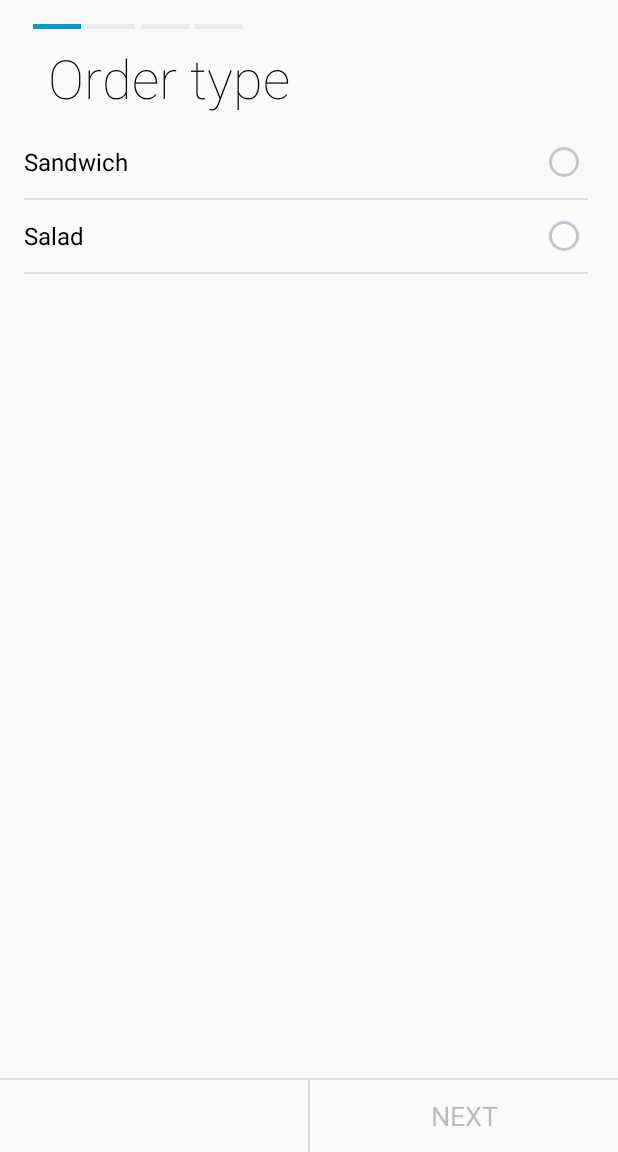
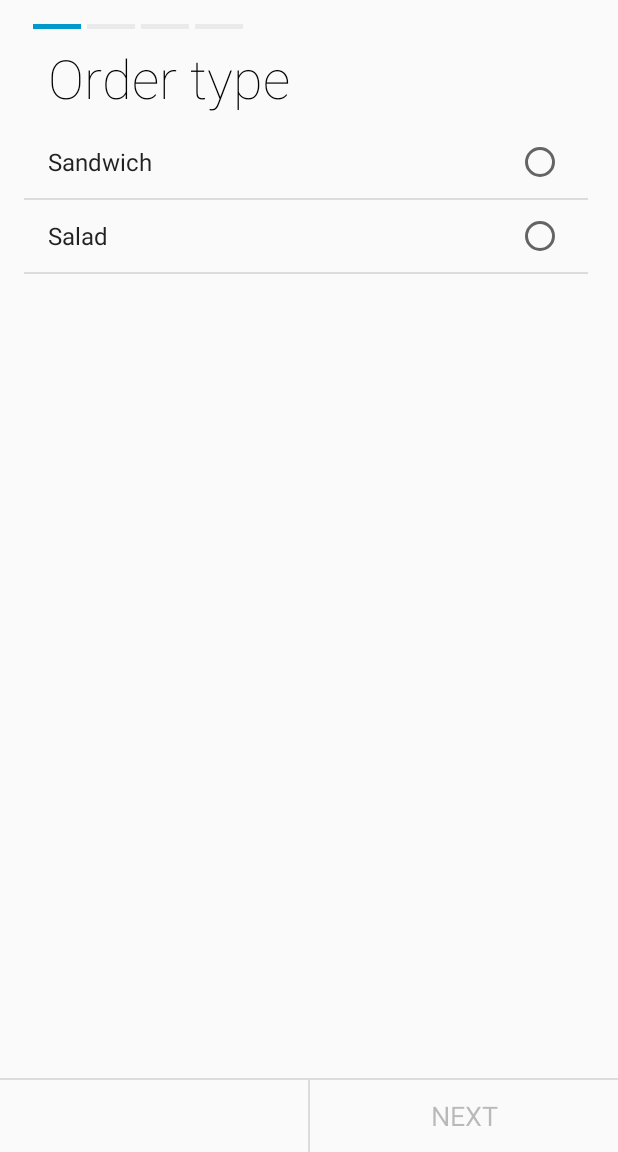
Before and after one commit to 300Ech/EcWizard, an Android app: the screen it shows after launch (MainActivity), on a phone screen of 412 x 824 dp, the part 84-1236 px from its top. Run offline under Robolectric (Android 15) with nearby library versions, the phone set to English and light mode, and no system bars; pictures from the network do not load.

Commit message:
Corregido fragment dialog

```diff
--- a/app/src/main/java/com/evertschavez/ecwizardexample/MainActivity.java
+++ b/app/src/main/java/com/evertschavez/ecwizardexample/MainActivity.java
@@ -92,19 +92,7 @@ public class MainActivity extends AppCompatActivity implements
             @Override
             public void onClick(View view) {
                 if (mPager.getCurrentItem() == mCurrentPageSequence.size()) {
-                    DialogFragment dg = new DialogFragment() {
-                        @Override
-                        public Dialog onCreateDialog(Bundle savedInstanceState) {
-                            return new AlertDialog.Builder(getActivity())
-                                    .setMessage(R.string.submit_confirm_message)
-                                    .setPositiveButton(
-                                            R.string.submit_confirm_button,
-                                            null)
-                                    .setNegativeButton(android.R.string.cancel,
-                                            null).create();
-                        }
-                    };
-                    dg.show(getSupportFragmentManager(), "place_order_dialog");
+                    new SimpleDialog().show(getSupportFragmentManager(), "TAG");
                 } else {
                     if (mEditingAfterReview) {
                         mPager.setCurrentItem(mPagerAdapter.getCount() - 1);
@@ -223,6 +211,17 @@ public class MainActivity extends AppCompatActivity implements
         return false;
     }
 
+    public static class SimpleDialog extends DialogFragment {
+
+        @Override
+        public Dialog onCreateDialog(Bundle savedInstanceState) {
+            return new AlertDialog.Builder(getActivity())
+                    .setMessage(R.string.submit_confirm_message).setPositiveButton(R.string.submit_confirm_button, null)
+                    .setNegativeButton(android.R.string.cancel, null).create();
+        }
+
+    }
+
     public class MyPagerAdapter extends FragmentStatePagerAdapter {
         private int mCutOffPage;
         private Fragment mPrimaryItem;
--- a/app/src/main/java/com/evertschavez/ecwizardexample/SandwichWizardModel.java
+++ b/app/src/main/java/com/evertschavez/ecwizardexample/SandwichWizardModel.java
@@ -10,7 +10,6 @@ import com.evertschavez.ecwizardlibrary.model.NumberPage;
 import com.evertschavez.ecwizardlibrary.model.PageList;
 import com.evertschavez.ecwizardlibrary.model.SingleFixedChoicePage;
 import com.evertschavez.ecwizardlibrary.model.TextPage;
-import com.evertschavez.ecwizardlibrary.model.WizardChoice;
 
 public class SandwichWizardModel extends AbstractWizardModel {
     public SandwichWizardModel(Context context) {
@@ -19,72 +18,46 @@ public class SandwichWizardModel extends AbstractWizardModel {
 
     @Override
     protected PageList onNewRootPageList() {
-        return new PageList(
-                new BranchPage(this, "Order type")
+        return new PageList(new BranchPage(this, "Order type").addBranch(
+                "Sandwich",
+                new SingleFixedChoicePage(this, "Bread").setChoices("White",
+                        "Wheat", "Rye", "Pretzel", "Ciabatta")
+                        .setRequired(true),
+
+                new MultipleFixedChoicePage(this, "Meats").setChoices(
+                        "Pepperoni", "Turkey", "Ham", "Pastrami", "Roast Beef",
+                        "Bologna"),
+
+                new MultipleFixedChoicePage(this, "Veggies").setChoices(
+                        "Tomatoes", "Lettuce", "Onions", "Pickles",
+                        "Cucumbers", "Peppers"),
+
+                new MultipleFixedChoicePage(this, "Cheeses").setChoices(
+                        "Swiss", "American", "Pepperjack", "Muenster",
+                        "Provolone", "White American", "Cheddar", "Bleu"),
+
+                new BranchPage(this, "Toasted?")
                         .addBranch(
-                                new WizardChoice("Sandwich","Sandwich_KEY"),
-                                new SingleFixedChoicePage(this, "Bread")
-                                        .setChoices(
-                                                new WizardChoice("White", "White"),
-                                                new WizardChoice("Wheat", "Wheat_KEY"),
-                                                new WizardChoice("Rye","Rye_KEY"),
-                                                new WizardChoice("Pretzel","Pretzel_KEY"),
-                                                new WizardChoice("Ciabatta","Ciabatta_KEY"))
-                                        .setRequired(true),
-                                new MultipleFixedChoicePage(this, "Meats")
-                                        .setChoices(
-                                                new WizardChoice("Pepperoni","Pepperoni_KEY"),
-                                                new WizardChoice("Turkey","Turkey_KEY"),
-                                                new WizardChoice("Ham","Ham_KEY"),
-                                                new WizardChoice("Pastrami","Pastrami_KEY"),
-                                                new WizardChoice("Roast Beef","Roast Beef_KEY"),
-                                                new WizardChoice("Bologna","Bologna_KEY")),
-                                new MultipleFixedChoicePage(this, "Veggies")
-                                        .setChoices(
-                                                new WizardChoice("Tomatoes","Tomatoes_KEY"),
-                                                new WizardChoice("Lettuce","Lettuce_KEY"),
-                                                new WizardChoice("Onions","Onions_KEY"),
-                                                new WizardChoice("Pickles","Pickles_KEY"),
-                                                new WizardChoice("Cucumbers","Peppers_KEY"),
-                                                new WizardChoice("Peppers","Peppers_KEY")),
-                                new MultipleFixedChoicePage(this, "Cheeses")
-                                        .setChoices(
-                                                new WizardChoice("Swiss","Swiss_KEY"),
-                                                new WizardChoice("American","American_KEY"),
-                                                new WizardChoice("Pepperjack","Pepperjack_KEY"),
-                                                new WizardChoice("Muenster","Muenster_KEY"),
-                                                new WizardChoice("Provolone","Provolone_KEY"),
-                                                new WizardChoice("White American","White American_KEY"),
-                                                new WizardChoice("Cheddar","Cheddar_KEY"),
-                                                new WizardChoice("Bleu","Bleu_KEY")),
-                                new BranchPage(this, "Toasted?")
-                                        .addBranch(
-                                                new WizardChoice("Yes", "Yes_KEY"),
-                                                new SingleFixedChoicePage(this, "Toast time_KEY")
-                                                        .setChoices(new WizardChoice("30 seconds", "30 seconds_KEY"),
-                                                                new WizardChoice("1 minute", "1 minute_KEY"),
-                                                                new WizardChoice("2 minutes","2 minutes_KEY")))
-                                        .addBranch(new WizardChoice("No","No_KEY"))
-                                        .setValue("No"))
-                        .addBranch(
-                                new WizardChoice("Salad","Salad_KEY"),
-                                new SingleFixedChoicePage(this, "Salad type_KEY")
-                                        .setChoices(
-                                                new WizardChoice("Greek","Greek_KEY"),
-                                                new WizardChoice("Caesar","Caesar_KEY"))
-                                        .setRequired(true),
-                                new SingleFixedChoicePage(this, "Dressing")
-                                        .setChoices(
-                                                new WizardChoice("No dressing","No dressing_KEY"),
-                                                new WizardChoice("Balsamic","Balsamic_KEY"),
-                                                new WizardChoice("Oil & vinegar","Oil & vinegar_KEY"),
-                                                new WizardChoice("Thousand Island","Thousand Island_KEY"),
-                                                new WizardChoice("Italian","Italian"))
-                                        .setValue("No dressing_KEY"),
-                                new NumberPage(this, "How Many Salads?")
-                                        .setRequired(true))
-                        .setRequired(true),
-                new TextPage(this, "Comments").setRequired(true).setRequired(true),
+                                "Yes",
+                                new SingleFixedChoicePage(this, "Toast time")
+                                        .setChoices("30 seconds", "1 minute",
+                                                "2 minutes")).addBranch("No")
+                        .setValue("No"))
+
+                .addBranch(
+                        "Salad",
+                        new SingleFixedChoicePage(this, "Salad type").setChoices(
+                                "Greek", "Caesar").setRequired(true),
+
+                        new SingleFixedChoicePage(this, "Dressing").setChoices(
+                                "No dressing", "Balsamic", "Oil & vinegar",
+                                "Thousand Island", "Italian").setValue("No dressing"),
+                        new NumberPage(this, "How Many Salads?").setRequired(true))
+                .setRequired(true),
+                new TextPage(this, "Comments").setRequired(true)
+
+                        .setRequired(true).showInReview(false),
+
                 new CustomerInfoPage(this, "Your info").setRequired(true));
     }
 }
--- a/ecwizardlibrary/src/main/java/com/evertschavez/ecwizardlibrary/adapters/CustomAdapter.java
+++ /dev/null
@@ -1,66 +0,0 @@
-package com.evertschavez.ecwizardlibrary.adapters;
-
-
-import android.content.Context;
-import android.view.LayoutInflater;
-import android.view.View;
-import android.view.ViewGroup;
-import android.widget.ArrayAdapter;
-import android.widget.TextView;
-
-import com.evertschavez.ecwizardlibrary.R;
-import com.evertschavez.ecwizardlibrary.model.WizardChoice;
-
-import java.util.ArrayList;
-
-public class CustomAdapter extends ArrayAdapter<WizardChoice> {
-
-    private ArrayList<WizardChoice> dataSet;
-    Context mContext;
-
-    // View lookup cache
-    private static class ViewHolder {
-        TextView txtName;
-    }
-
-    public CustomAdapter(ArrayList<WizardChoice> data, Context context) {
-        super(context, R.layout.row_item, data);
-        this.dataSet = data;
-        this.mContext=context;
-
-    }
-
-    private int lastPosition = -1;
-
-    @Override
-    public View getView(int position, View convertView, ViewGroup parent) {
-        // Get the data item for this position
-        WizardChoice dataModel = getItem(position);
-        // Check if an existing view is being reused, otherwise inflate the view
-        ViewHolder viewHolder; // view lookup cache stored in tag
-
-        final View result;
-
-        if (convertView == null) {
-
-            viewHolder = new ViewHolder();
-            LayoutInflater inflater = LayoutInflater.from(getContext());
-            convertView = inflater.inflate(R.layout.row_item, parent, false);
-            viewHolder.txtName = (TextView) convertView.findViewById(android.R.id.text1);
-
-            result=convertView;
-
-            convertView.setTag(viewHolder);
-        } else {
-            viewHolder = (ViewHolder) convertView.getTag();
-            result=convertView;
-        }
-
-        lastPosition = position;
-
-        viewHolder.txtName.setText(dataModel.getTitle());
-
-        // Return the completed view to render on screen
-        return convertView;
-    }
-}
--- a/ecwizardlibrary/src/main/java/com/evertschavez/ecwizardlibrary/model/BranchPage.java
+++ b/ecwizardlibrary/src/main/java/com/evertschavez/ecwizardlibrary/model/BranchPage.java
@@ -55,26 +55,17 @@ public class BranchPage extends SingleFixedChoicePage {
     public void flattenCurrentPageSequence(ArrayList<Page> destination) {
         super.flattenCurrentPageSequence(destination);
         for (Branch branch : mBranches) {
-            if (branch.choice.getPageKey().equals(mData.getString(Page.SIMPLE_DATA_KEY))) {
+            if (branch.choice.equals(mData.getString(Page.SIMPLE_DATA_KEY))) {
                 branch.childPageList.flattenCurrentPageSequence(destination);
                 break;
             }
         }
     }
 
-    /*public BranchPage addBranch(String choice, Page... childPages) {
+    public BranchPage addBranch(String choice, Page... childPages) {
         PageList childPageList = new PageList(childPages);
         for (Page page : childPageList) {
             page.setParentKey(choice);
-        }
-        mBranches.add(new Branch(choice, childPageList));
-        return this;
-    }*/
-
-    public BranchPage addBranch(WizardChoice choice, Page... childPages) {
-        PageList childPageList = new PageList(childPages);
-        for (Page page : childPageList) {
-            page.setParentKey(choice.getPageKey());
         }
         mBranches.add(new Branch(choice, childPageList));
         return this;
@@ -85,7 +76,7 @@ public class BranchPage extends SingleFixedChoicePage {
         return SingleChoiceFragment.create(getKey());
     }
 
-    public WizardChoice getOptionAt(int position) {
+    public String getOptionAt(int position) {
         return mBranches.get(position).choice;
     }
 
@@ -95,8 +86,7 @@ public class BranchPage extends SingleFixedChoicePage {
 
     @Override
     public void getReviewItems(ArrayList<ReviewItem> dest) {
-        if (showInReview())
-            dest.add(new ReviewItem(getTitle(), mData.getString(SIMPLE_DATA_KEY), getKey()));
+        dest.add(new ReviewItem(getTitle(), mData.getString(SIMPLE_DATA_KEY), getKey()));
     }
 
     @Override
@@ -116,10 +106,10 @@ public class BranchPage extends SingleFixedChoicePage {
     }
 
     private static class Branch {
-        public WizardChoice choice;
+        public String choice;
         public PageList childPageList;
 
-        private Branch(WizardChoice choice, PageList childPageList) {
+        private Branch(String choice, PageList childPageList) {
             this.choice = choice;
             this.childPageList = childPageList;
         }
--- a/ecwizardlibrary/src/main/java/com/evertschavez/ecwizardlibrary/model/MultipleFixedChoicePage.java
+++ b/ecwizardlibrary/src/main/java/com/evertschavez/ecwizardlibrary/model/MultipleFixedChoicePage.java
@@ -37,6 +37,8 @@ public class MultipleFixedChoicePage extends SingleFixedChoicePage {
 
     @Override
     public void getReviewItems(ArrayList<ReviewItem> dest) {
+        if (!showInReview()) return;
+
         StringBuilder sb = new StringBuilder();
 
         ArrayList<String> selections = mData.getStringArrayList(SIMPLE_DATA_KEY);
--- a/ecwizardlibrary/src/main/java/com/evertschavez/ecwizardlibrary/model/SingleFixedChoicePage.java
+++ b/ecwizardlibrary/src/main/java/com/evertschavez/ecwizardlibrary/model/SingleFixedChoicePage.java
@@ -28,7 +28,7 @@ import com.evertschavez.ecwizardlibrary.ui.SingleChoiceFragment;
  * A page offering the user a number of mutually exclusive choices.
  */
 public class SingleFixedChoicePage extends Page {
-    protected ArrayList<WizardChoice> mChoices = new ArrayList<WizardChoice>();
+    protected ArrayList<String> mChoices = new ArrayList<String>();
 
     public SingleFixedChoicePage(ModelCallbacks callbacks, String title) {
         super(callbacks, title);
@@ -39,7 +39,7 @@ public class SingleFixedChoicePage extends Page {
         return SingleChoiceFragment.create(getKey());
     }
 
-    public WizardChoice getOptionAt(int position) {
+    public String getOptionAt(int position) {
         return mChoices.get(position);
     }
 
@@ -58,7 +58,7 @@ public class SingleFixedChoicePage extends Page {
         return !TextUtils.isEmpty(mData.getString(SIMPLE_DATA_KEY));
     }
 
-    public SingleFixedChoicePage setChoices(WizardChoice... choices) {
+    public SingleFixedChoicePage setChoices(String... choices) {
         mChoices.addAll(Arrays.asList(choices));
         return this;
     }
--- a/ecwizardlibrary/src/main/java/com/evertschavez/ecwizardlibrary/model/WizardChoice.java
+++ /dev/null
@@ -1,29 +0,0 @@
-package com.evertschavez.ecwizardlibrary.model;
-
-import android.os.Bundle;
-
-public class WizardChoice {
-    protected String mTitle;
-    protected String mPageKey;
-
-    public WizardChoice(String title, String pageKey) {
-        this.mTitle = title;
-        this.mPageKey = pageKey;
-    }
-
-    public String getTitle() {
-        return mTitle;
-    }
-
-    public void setTitle(String mTitle) {
-        this.mTitle = mTitle;
-    }
-
-    public String getPageKey() {
-        return mPageKey;
-    }
-
-    public void setPageKey(String mPageKey) {
-        this.mPageKey = mPageKey;
-    }
-}
--- a/ecwizardlibrary/src/main/java/com/evertschavez/ecwizardlibrary/ui/MultipleChoiceFragment.java
+++ b/ecwizardlibrary/src/main/java/com/evertschavez/ecwizardlibrary/ui/MultipleChoiceFragment.java
@@ -34,18 +34,15 @@ import android.widget.ListView;
 import android.widget.TextView;
 
 import com.evertschavez.ecwizardlibrary.R;
-import com.evertschavez.ecwizardlibrary.adapters.CustomAdapter;
 import com.evertschavez.ecwizardlibrary.model.MultipleFixedChoicePage;
 import com.evertschavez.ecwizardlibrary.model.Page;
-import com.evertschavez.ecwizardlibrary.model.WizardChoice;
 
 public class MultipleChoiceFragment extends ListFragment {
     private static final String ARG_KEY = "key";
 
-    private static CustomAdapter adapter;
     private PageFragmentCallbacks mCallbacks;
     private String mKey;
-    private ArrayList<WizardChoice> mChoices;
+    private List<String> mChoices;
     private Page mPage;
 
     public static MultipleChoiceFragment create(String key) {
@@ -69,7 +66,7 @@ public class MultipleChoiceFragment extends ListFragment {
         mPage = mCallbacks.onGetPage(mKey);
 
         MultipleFixedChoicePage fixedChoicePage = (MultipleFixedChoicePage) mPage;
-        mChoices = new ArrayList<WizardChoice>();
+        mChoices = new ArrayList<String>();
         for (int i = 0; i < fixedChoicePage.getOptionCount(); i++) {
             mChoices.add(fixedChoicePage.getOptionAt(i));
         }
@@ -79,18 +76,13 @@ public class MultipleChoiceFragment extends ListFragment {
     public View onCreateView(LayoutInflater inflater, ViewGroup container,
                              Bundle savedInstanceState) {
         View rootView = inflater.inflate(R.layout.fragment_page, container, false);
+        ((TextView) rootView.findViewById(android.R.id.title)).setText(mPage.getTitle());
 
-        TextView titleView = rootView.findViewById(android.R.id.title);
-        titleView.setText(mPage.getTitle());
-        titleView.setTextColor(getResources().getColor(R.color.title_color));
-
-        final ListView listView = rootView.findViewById(android.R.id.list);
-        adapter = new CustomAdapter(mChoices, getActivity().getApplicationContext());
-        listView.setAdapter(adapter);
-        /*setListAdapter(new ArrayAdapter<WizardChoice>(getActivity(),
+        final ListView listView = (ListView) rootView.findViewById(android.R.id.list);
+        setListAdapter(new ArrayAdapter<String>(getActivity(),
                 android.R.layout.simple_list_item_multiple_choice,
                 android.R.id.text1,
-                mChoices));*/
+                mChoices));
         listView.setChoiceMode(ListView.CHOICE_MODE_MULTIPLE);
 
         // Pre-select currently selected items.
@@ -106,7 +98,7 @@ public class MultipleChoiceFragment extends ListFragment {
                 Set<String> selectedSet = new HashSet<String>(selectedItems);
 
                 for (int i = 0; i < mChoices.size(); i++) {
-                    if (selectedSet.contains(mChoices.get(i).getPageKey())) {
+                    if (selectedSet.contains(mChoices.get(i))) {
                         listView.setItemChecked(i, true);
                     }
                 }
@@ -139,7 +131,7 @@ public class MultipleChoiceFragment extends ListFragment {
         ArrayList<String> selections = new ArrayList<String>();
         for (int i = 0; i < checkedPositions.size(); i++) {
             if (checkedPositions.valueAt(i)) {
-                selections.add(adapter.getItem(checkedPositions.keyAt(i)).getPageKey());
+                selections.add(getListAdapter().getItem(checkedPositions.keyAt(i)).toString());
             }
         }
 
--- a/ecwizardlibrary/src/main/java/com/evertschavez/ecwizardlibrary/ui/SingleChoiceFragment.java
+++ b/ecwizardlibrary/src/main/java/com/evertschavez/ecwizardlibrary/ui/SingleChoiceFragment.java
@@ -31,17 +31,14 @@ import android.widget.ListView;
 import android.widget.TextView;
 
 import com.evertschavez.ecwizardlibrary.R;
-import com.evertschavez.ecwizardlibrary.adapters.CustomAdapter;
 import com.evertschavez.ecwizardlibrary.model.Page;
 import com.evertschavez.ecwizardlibrary.model.SingleFixedChoicePage;
-import com.evertschavez.ecwizardlibrary.model.WizardChoice;
 
 public class SingleChoiceFragment extends ListFragment {
     private static final String ARG_KEY = "key";
 
-    private static CustomAdapter adapter;
     private PageFragmentCallbacks mCallbacks;
-    private ArrayList<WizardChoice> mChoices;
+    private List<String> mChoices;
     private String mKey;
     private Page mPage;
 
@@ -66,7 +63,7 @@ public class SingleChoiceFragment extends ListFragment {
         mPage = mCallbacks.onGetPage(mKey);
 
         SingleFixedChoicePage fixedChoicePage = (SingleFixedChoicePage) mPage;
-        mChoices = new ArrayList<WizardChoice>();
+        mChoices = new ArrayList<String>();
         for (int i = 0; i < fixedChoicePage.getOptionCount(); i++) {
             mChoices.add(fixedChoicePage.getOptionAt(i));
         }
@@ -82,12 +79,10 @@ public class SingleChoiceFragment extends ListFragment {
         titleView.setTextColor(getResources().getColor(R.color.title_color));
 
         final ListView listView = rootView.findViewById(android.R.id.list);
-        adapter = new CustomAdapter(mChoices, getActivity().getApplicationContext());
-        listView.setAdapter(adapter);
-        /*setListAdapter(new ArrayAdapter<>(getActivity(),
+        setListAdapter(new ArrayAdapter<>(getActivity(),
                 android.R.layout.simple_list_item_single_choice,
                 android.R.id.text1,
-                mChoices));*/
+                mChoices));
         listView.setChoiceMode(ListView.CHOICE_MODE_SINGLE);
 
         // Pre-select currently selected item.
@@ -96,7 +91,7 @@ public class SingleChoiceFragment extends ListFragment {
             public void run() {
                 String selection = mPage.getData().getString(Page.SIMPLE_DATA_KEY);
                 for (int i = 0; i < mChoices.size(); i++) {
-                    if (mChoices.get(i).getPageKey().equals(selection)) {
+                    if (mChoices.get(i).equals(selection)) {
                         listView.setItemChecked(i, true);
                         break;
                     }
@@ -127,7 +122,7 @@ public class SingleChoiceFragment extends ListFragment {
     @Override
     public void onListItemClick(ListView l, View v, int position, long id) {
         mPage.getData().putString(Page.SIMPLE_DATA_KEY,
-                adapter.getItem(position).getPageKey());
+                getListAdapter().getItem(position).toString());
         mPage.notifyDataChanged();
     }
 }
```
Also changed, not shown: app/src/main/java/com/evertschavez/ecwizardexample/MyDialogFragment.java (added, +8 -0 lines).
